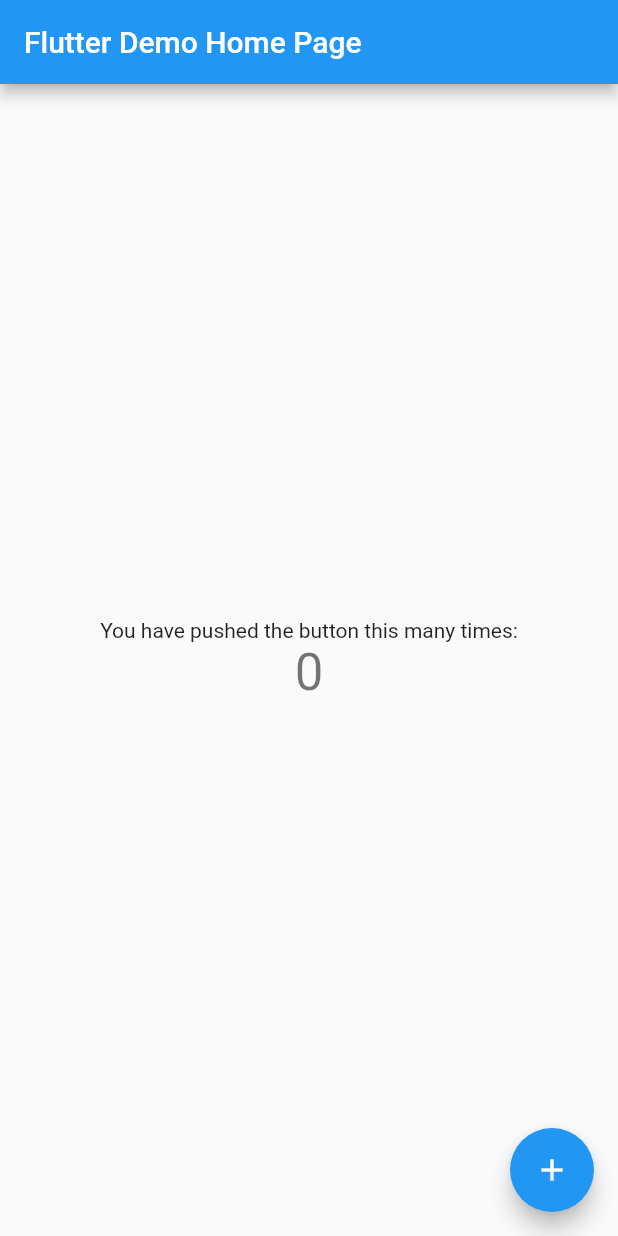
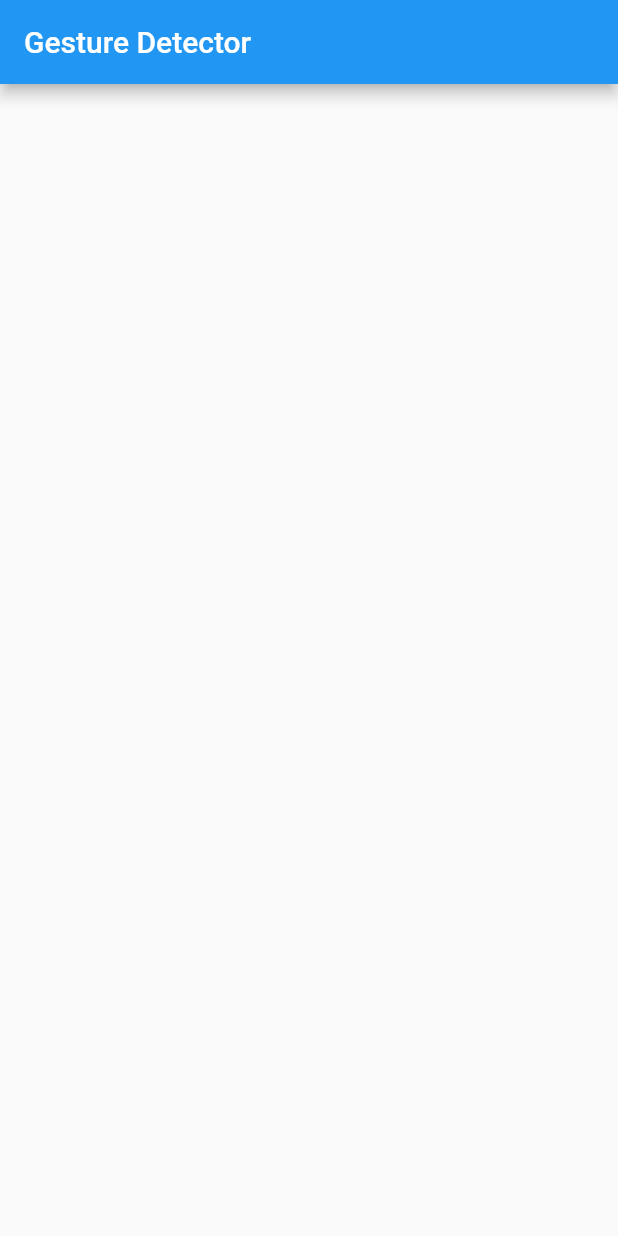
Before and after one commit to akhdanpangestuajiwidodo/Gesture-Detector, a Flutter app: the screen it shows after launch, on a phone screen of 412 x 824 dp. Run offline on Flutter 3.47's test engine with Material 2 defaults, Android fonts, the phone set to English and light mode, and no system bars.

Commit message:
create app bar & body

```diff
--- a/lib/main.dart
+++ b/lib/main.dart
@@ -11,105 +11,32 @@ class MyApp extends StatelessWidget {
   @override
   Widget build(BuildContext context) {
     return MaterialApp(
-      title: 'Flutter Demo',
+      title: 'Gesture Detector',
       theme: ThemeData(
-        // This is the theme of your application.
-        //
-        // Try running your application with "flutter run". You'll see the
-        // application has a blue toolbar. Then, without quitting the app, try
-        // changing the primarySwatch below to Colors.green and then invoke
-        // "hot reload" (press "r" in the console where you ran "flutter run",
-        // or simply save your changes to "hot reload" in a Flutter IDE).
-        // Notice that the counter didn't reset back to zero; the application
-        // is not restarted.
         primarySwatch: Colors.blue,
       ),
-      home: const MyHomePage(title: 'Flutter Demo Home Page'),
+      home: MyHomePage(),
     );
   }
 }
 
 class MyHomePage extends StatefulWidget {
-  const MyHomePage({Key? key, required this.title}) : super(key: key);
-
-  // This widget is the home page of your application. It is stateful, meaning
-  // that it has a State object (defined below) that contains fields that affect
-  // how it looks.
-
-  // This class is the configuration for the state. It holds the values (in this
-  // case the title) provided by the parent (in this case the App widget) and
-  // used by the build method of the State. Fields in a Widget subclass are
-  // always marked "final".
-
-  final String title;
 
   @override
   State<MyHomePage> createState() => _MyHomePageState();
 }
 
 class _MyHomePageState extends State<MyHomePage> {
-  int _counter = 0;
-
-  void _incrementCounter() {
-    setState(() {
-      // This call to setState tells the Flutter framework that something has
-      // changed in this State, which causes it to rerun the build method below
-      // so that the display can reflect the updated values. If we changed
-      // _counter without calling setState(), then the build method would not be
-      // called again, and so nothing would appear to happen.
-      _counter++;
-    });
-  }
+  final double boxSize = 150.0;
 
   @override
   Widget build(BuildContext context) {
-    // This method is rerun every time setState is called, for instance as done
-    // by the _incrementCounter method above.
-    //
-    // The Flutter framework has been optimized to make rerunning build methods
-    // fast, so that you can just rebuild anything that needs updating rather
-    // than having to individually change instances of widgets.
     return Scaffold(
       appBar: AppBar(
-        // Here we take the value from the MyHomePage object that was created by
-        // the App.build method, and use it to set our appbar title.
-        title: Text(widget.title),
+        title: Text('Gesture Detector'),
       ),
-      body: Center(
-        // Center is a layout widget. It takes a single child and positions it
-        // in the middle of the parent.
-        child: Column(
-          // Column is also a layout widget. It takes a list of children and
-          // arranges them vertically. By default, it sizes itself to fit its
-          // children horizontally, and tries to be as tall as its parent.
-          //
-          // Invoke "debug painting" (press "p" in the console, choose the
-          // "Toggle Debug Paint" action from the Flutter Inspector in Android
-          // Studio, or the "Toggle Debug Paint" command in Visual Studio Code)
-          // to see the wireframe for each widget.
-          //
-          // Column has various properties to control how it sizes itself and
-          // how it positions its children. Here we use mainAxisAlignment to
-          // center the children vertically; the main axis here is the vertical
-          // axis because Columns are vertical (the cross axis would be
-          // horizontal).
-          mainAxisAlignment: MainAxisAlignment.center,
-          children: <Widget>[
-            const Text(
-              'You have pushed the button this many times:',
-            ),
-            Text(
-              '$_counter',
-              style: Theme.of(context).textTheme.headline4,
-            ),
-          ],
-        ),
-      ),
-      floatingActionButton: FloatingActionButton(
-        onPressed: _incrementCounter,
-        tooltip: 'Increment',
-        child: const Icon(Icons.add),
-      ), // This trailing comma makes auto-formatting nicer for build methods.
+      body: Center(),
     );
   }
+
 }
```
